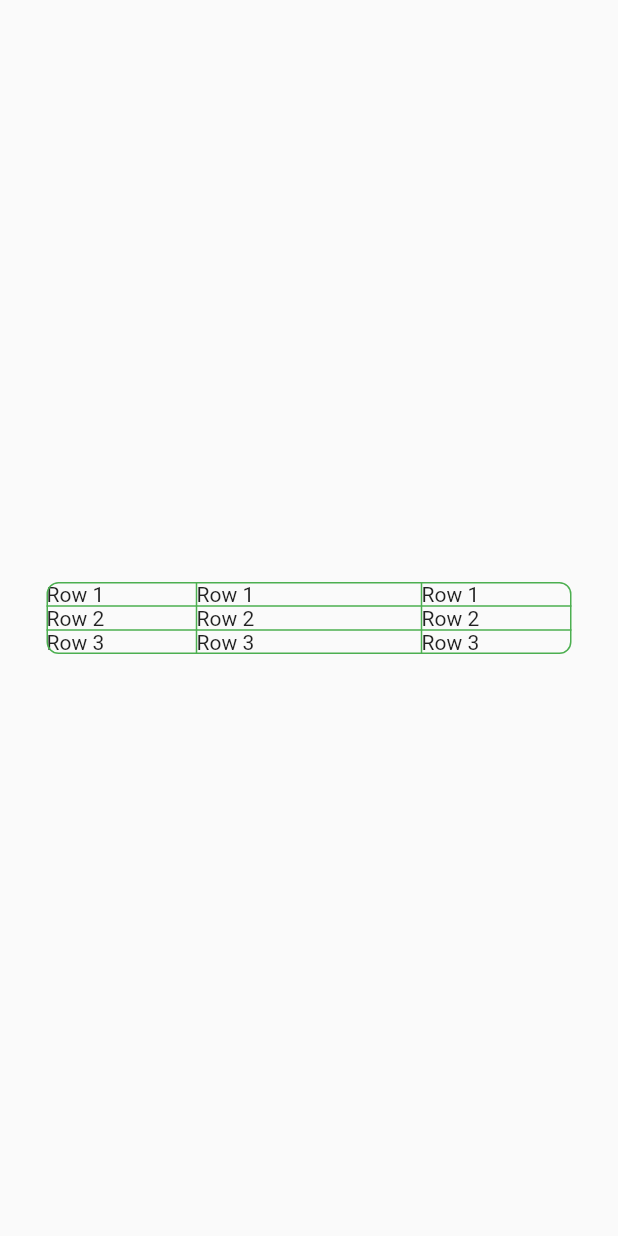
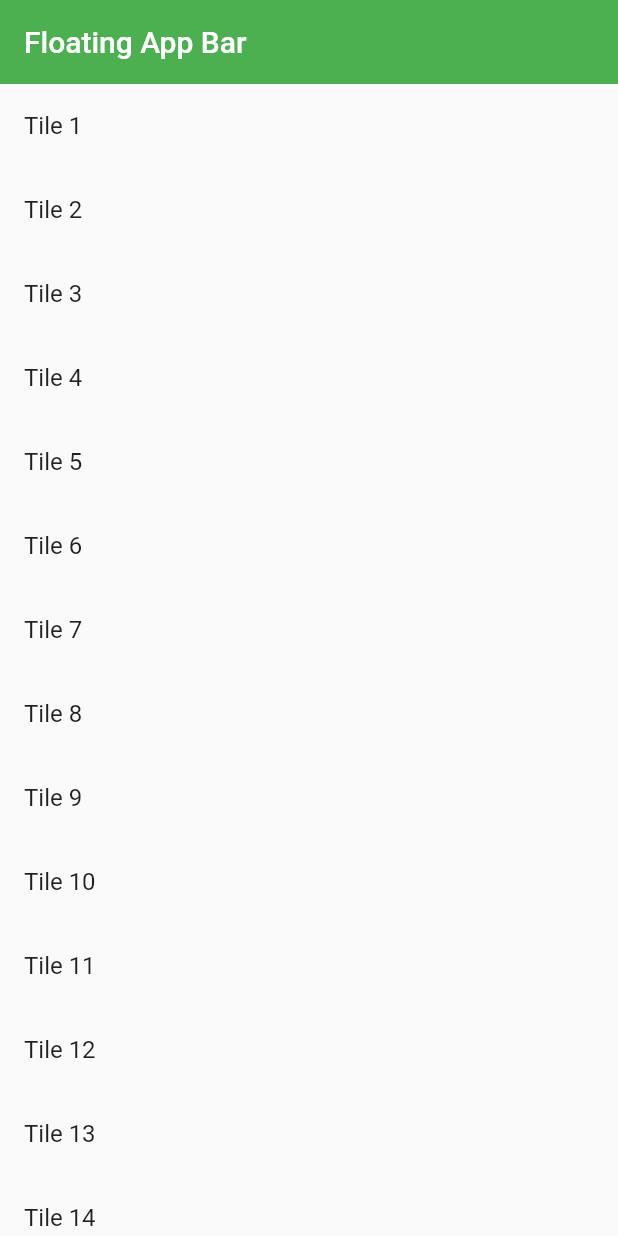
Before and after one commit to TheUltimateOptimist/Widgets, a Flutter app: the screen it shows after launch, on a phone screen of 412 x 824 dp. Run offline on Flutter 3.47's test engine with Material 2 defaults, Android fonts, the light colour scheme and no system bars.

Commit message:
added sliverAppBar explanation

```diff
--- a/example_writer/lib/main.dart
+++ b/example_writer/lib/main.dart
@@ -5,6 +5,7 @@ import 'package:example_writer/floating_action_button_example.dart';
 import 'package:example_writer/future_builder_example.dart';
 import 'package:example_writer/opacity_example.dart';
 import 'package:example_writer/pageview_example.dart';
+import 'package:example_writer/sliver_app_bar_example.dart';
 import 'package:example_writer/table_example.dart';
 import 'package:example_writer/wrap_example.dart';
 import 'package:flutter/material.dart';
@@ -23,7 +24,7 @@ class MyApp extends StatelessWidget {
       theme: ThemeData(
         primarySwatch: Colors.blue,
       ),
-      home: TableExample(),
+      home: const SliverAppBarExample(),
     );
   }
 }
--- /dev/null
+++ b/example_writer/lib/sliver_app_bar_example.dart
@@ -0,0 +1,82 @@
+import 'dart:math';
+
+import 'package:flutter/material.dart';
+
+class SliverAppBarExample extends StatelessWidget {
+  const SliverAppBarExample({Key? key}) : super(key: key);
+
+  @override
+  Widget build(BuildContext context) {
+    late SliverAppBar sliverAppBar;
+    int id = Random().nextInt(5);
+    if (id == 0) {
+      sliverAppBar = const SliverAppBar(
+        title: Text(
+          "Floating App Bar",
+        ),
+        backgroundColor: Colors.green,
+        floating: true,
+      );
+    } else if (id == 1) {
+      sliverAppBar = const SliverAppBar(
+        title: Text(
+          "Always show elevation App Bar",
+        ),
+        backgroundColor: Colors.green,
+        forceElevated: true,
+      );
+    } else if (id == 2) {
+      sliverAppBar = const SliverAppBar(
+        title: Text(
+          "Always visible App Bar",
+        ),
+        backgroundColor: Colors.green,
+        pinned: true,
+      );
+    } else if (id == 3) {
+      sliverAppBar = const SliverAppBar(
+        title: Text(
+          "Expanded Space App Bar",
+        ),
+        backgroundColor: Colors.green,
+        expandedHeight: 100,
+        flexibleSpace: FlexibleSpaceBar(
+          title: Text(
+            "Expanded Area App Bar",
+          ),
+        ),
+      );
+    } else if (id == 4) {
+      sliverAppBar = SliverAppBar(
+        title: const Text(
+          "Stretch over scroll App Bar",
+        ),
+        backgroundColor: Colors.green,
+        stretch: true,
+        onStretchTrigger: () async {
+          print("Overstretched");
+        },
+      );
+    }
+
+    return Scaffold(
+      body: CustomScrollView(
+        slivers: [
+          sliverAppBar,
+          SliverList(
+            delegate: SliverChildBuilderDelegate(
+              (context, index) {
+                return ListTile(
+                  title: Text(
+                    "Tile ${index + 1}",
+                  ),
+                );
+              },
+              childCount: 15,
+            ),
+          ),
+        ],
+      ),
+    );
+  }
+}
```
Also changed, not shown: 2 other files.
